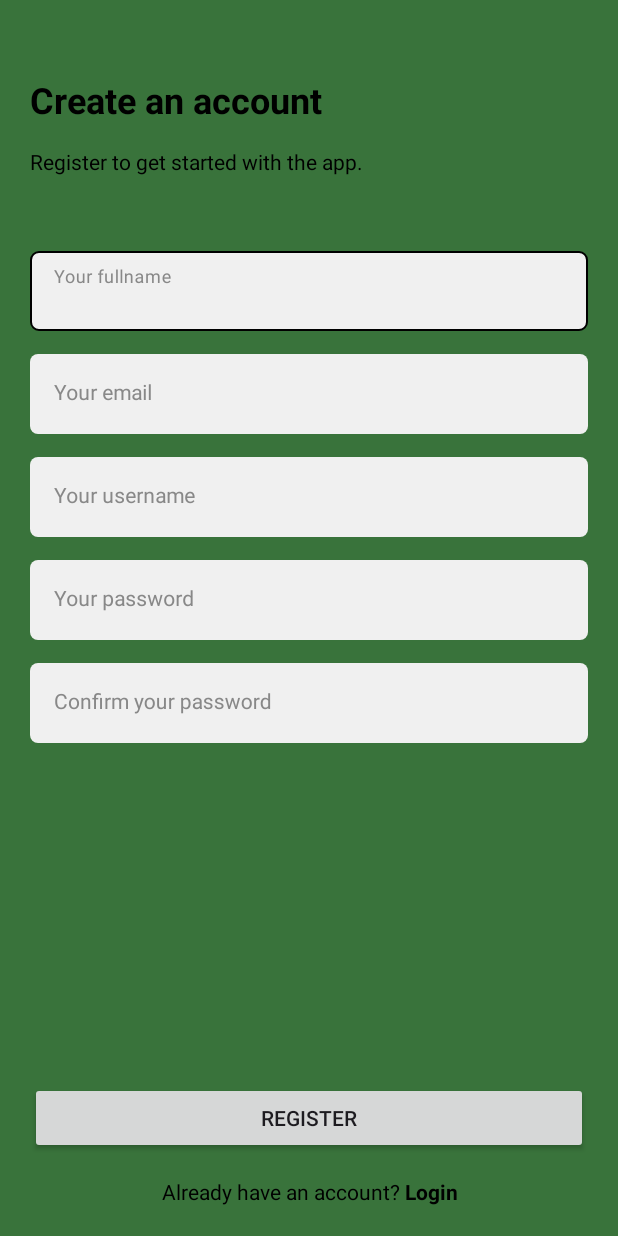
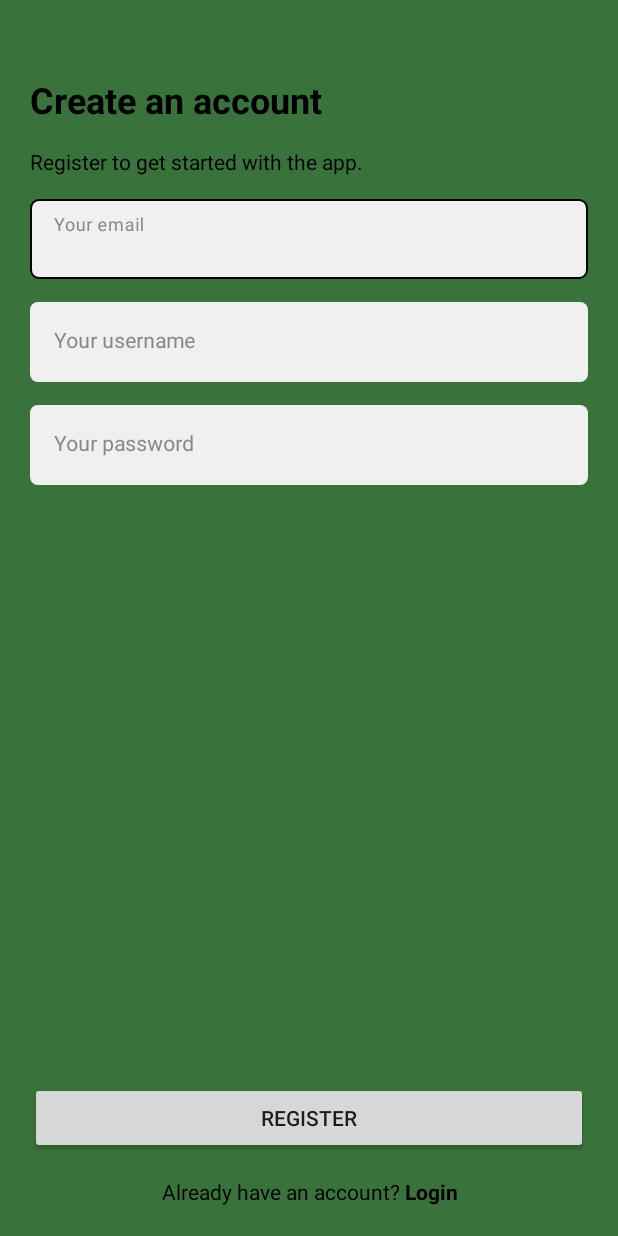
Before and after one commit to SkyAfra/Mobile-Development, an Android app: the RegisterActivity screen opened directly, with no data from a screen before it, on a phone screen of 412 x 824 dp. Run offline under Robolectric (Android 15) with nearby library versions, the phone set to English and light mode, and no system bars.

Commit message:
Commit ver1.2

```diff
--- a/app/src/main/res/layout/activity_register.xml
+++ b/app/src/main/res/layout/activity_register.xml
@@ -32,25 +32,6 @@
 
 
         <com.google.android.material.textfield.TextInputLayout
-            android:id="@+id/til_fullname"
-            style="@style/TextInputLayout"
-            android:layout_width="match_parent"
-            android:layout_height="wrap_content"
-            android:layout_marginTop="50dp"
-            android:hint="@string/register_fullname"
-            app:layout_constraintEnd_toEndOf="parent"
-            app:layout_constraintStart_toStartOf="parent"
-            app:layout_constraintTop_toBottomOf="@+id/tv_register_sub_title">
-
-            <com.google.android.material.textfield.TextInputEditText
-                android:id="@+id/et_fullname"
-                style="@style/TextInputEditText"
-                android:layout_width="match_parent"
-                android:layout_height="wrap_content" />
-
-        </com.google.android.material.textfield.TextInputLayout>
-
-        <com.google.android.material.textfield.TextInputLayout
             android:id="@+id/til_email"
             style="@style/TextInputLayout"
             android:layout_width="match_parent"
@@ -59,7 +40,7 @@
             android:hint="@string/register_email"
             app:layout_constraintEnd_toEndOf="parent"
             app:layout_constraintStart_toStartOf="parent"
-            app:layout_constraintTop_toBottomOf="@+id/til_fullname">
+            app:layout_constraintTop_toBottomOf="@+id/tv_register_sub_title">
 
             <com.google.android.material.textfield.TextInputEditText
                 android:id="@+id/et_email"
@@ -108,27 +89,6 @@
 
         </com.google.android.material.textfield.TextInputLayout>
 
-        <com.google.android.material.textfield.TextInputLayout
-            android:id="@+id/til_confirm_password"
-            style="@style/TextInputLayout"
-            android:layout_width="match_parent"
-            android:layout_height="wrap_content"
-            android:layout_marginTop="15dp"
-            android:hint="@string/register_confirm_password"
-            app:layout_constraintEnd_toEndOf="parent"
-            app:layout_constraintStart_toStartOf="parent"
-            app:layout_constraintTop_toBottomOf="@+id/til_password">
-
-            <com.google.android.material.textfield.TextInputEditText
-                android:id="@+id/et_confirm_password"
-                style="@style/TextInputEditText"
-                android:layout_width="match_parent"
-                android:layout_height="wrap_content"
-                android:inputType="textPassword" />
-
-        </com.google.android.material.textfield.TextInputLayout>
-
-
     <androidx.appcompat.widget.AppCompatButton
         android:id="@+id/btn_register"
         android:layout_width="match_parent"
```
